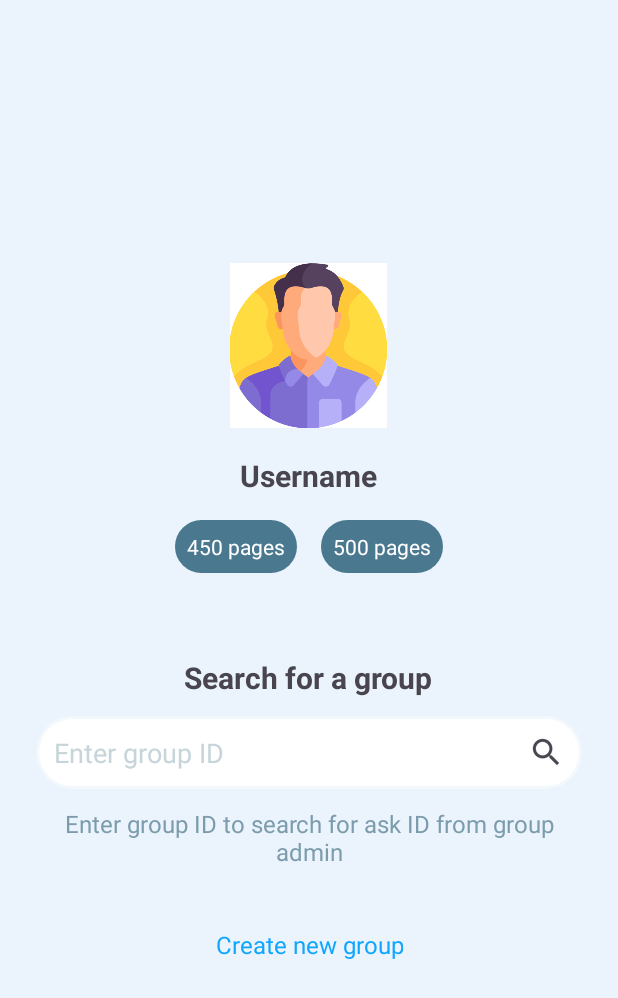
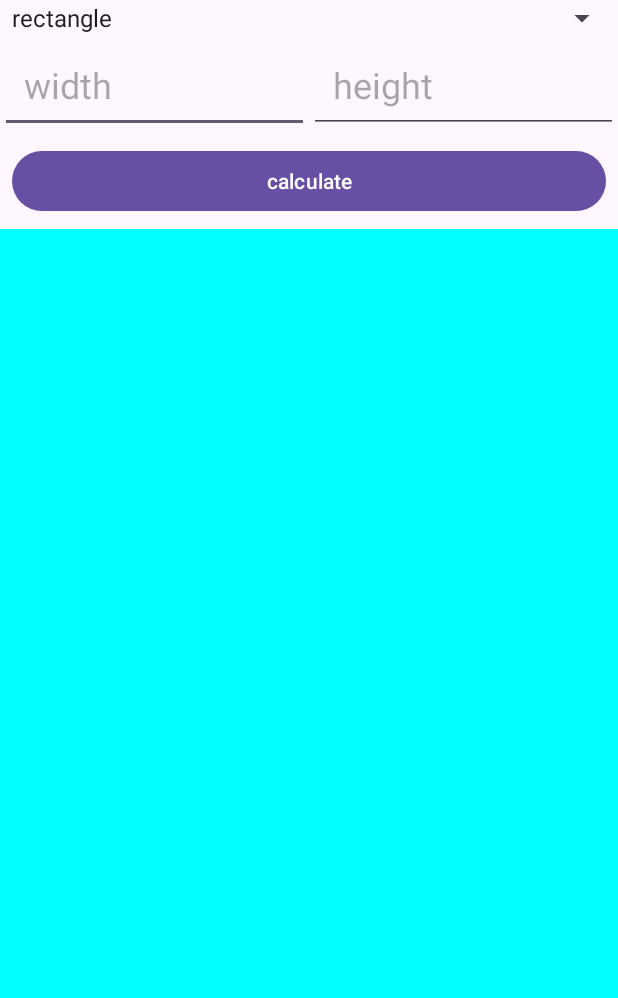
Before and after one commit to IsmailAlamir/partApp, an Android app: the screen it shows after launch (MainActivity before the commit, Areas after it), on a phone screen of 412 x 824 dp. Shown: the top 998 px of the screen. Run offline under Robolectric (Android 15) with nearby library versions, the phone set to English and light mode, and no system bars.

Commit message:
ADD : area activity

```diff
--- a/app/src/main/AndroidManifest.xml
+++ b/app/src/main/AndroidManifest.xml
@@ -13,13 +13,19 @@
         android:theme="@style/Theme.PartApp"
         tools:targetApi="31">
         <activity
+            android:name=".Areas"
+            android:exported="true" >
+
+        <intent-filter>
+            <action android:name="android.intent.action.MAIN" />
+
+            <category android:name="android.intent.category.LAUNCHER" />
+        </intent-filter>
+
+        </activity>
+        <activity
             android:name=".MainActivity"
             android:exported="true">
-            <intent-filter>
-                <action android:name="android.intent.action.MAIN" />
-
-                <category android:name="android.intent.category.LAUNCHER" />
-            </intent-filter>
         </activity>
     </application>
 
--- /dev/null
+++ b/app/src/main/java/com/example/partapp/Areas.java
@@ -0,0 +1,93 @@
+package com.example.partapp;
+
+import androidx.appcompat.app.AppCompatActivity;
+
+import android.os.Bundle;
+import android.view.View;
+import android.widget.Adapter;
+import android.widget.AdapterView;
+import android.widget.Button;
+import android.widget.EditText;
+import android.widget.Spinner;
+import android.widget.TextView;
+
+public class Areas extends AppCompatActivity {
+
+    @Override
+    protected void onCreate(Bundle savedInstanceState) {
+        super.onCreate(savedInstanceState);
+        setContentView(R.layout.activity_areas);
+
+        Spinner sp_shapes= findViewById(R.id.area_sp_shapes);
+        EditText et_rectangle_width= findViewById(R.id.areas_et_rectangle_width);
+        EditText et_rectangle_height= findViewById(R.id.areas_et_rectangle_height);
+        EditText et_triangle_base= findViewById(R.id.areas_et_triangle_base);
+        EditText et_triangle_height= findViewById(R.id.areas_et_triangle_height);
+        EditText et_circle_radius= findViewById(R.id.areas_et_circle_radius);
+        TextView tv_result = findViewById(R.id.areas_tv_result);
+        Button btn_calculate = findViewById(R.id.areas_btn_calculate);
+
+        sp_shapes.setOnItemSelectedListener(new AdapterView.OnItemSelectedListener() {
+            @Override
+            public void onItemSelected(AdapterView<?> parent, View view, int position, long id) {
+
+                switch(position){
+                    case 0:
+                        et_rectangle_width.setVisibility(View.VISIBLE);
+                        et_rectangle_height.setVisibility(View.VISIBLE);
+                        et_triangle_base.setVisibility(View.GONE);
+                        et_triangle_height.setVisibility(View.GONE);
+                        et_circle_radius.setVisibility(View.GONE);
+                        break;
+                    case 1:
+                        et_rectangle_width.setVisibility(View.GONE);
+                        et_rectangle_height.setVisibility(View.GONE);
+                        et_triangle_base.setVisibility(View.VISIBLE);
+                        et_triangle_height.setVisibility(View.VISIBLE);
+                        et_circle_radius.setVisibility(View.GONE);
+                        break;
+                    case 2:
+                        et_rectangle_width.setVisibility(View.GONE);
+                        et_rectangle_height.setVisibility(View.GONE);
+                        et_triangle_base.setVisibility(View.GONE);
+                        et_triangle_height.setVisibility(View.GONE);
+                        et_circle_radius.setVisibility(View.VISIBLE);
+                        break;
+
+                }
+            }
+
+            @Override
+            public void onNothingSelected(AdapterView<?> parent) {
+
+            }
+        });
+
+        btn_calculate.setOnClickListener(new View.OnClickListener() {
+            @Override
+            public void onClick(View v) {
+                double area =0;
+                switch (sp_shapes.getSelectedItemPosition()){
+                    case 0 :
+                        double rec_width= Double.parseDouble(et_rectangle_width.getText().toString());
+                        double rec_height= Double.parseDouble(et_rectangle_height.getText().toString());
+                        area = rec_width * rec_height;
+                        break;
+                    case 1 :
+                        double triangle_base= Double.parseDouble(et_triangle_base.getText().toString());
+                        double triangle_height= Double.parseDouble(et_triangle_height.getText().toString());
+                        area = 0.5 * triangle_base *triangle_height;
+                        break;
+
+                    case 2 :
+                        double radius= Double.parseDouble(et_circle_radius.getText().toString());
+                        area =Math.PI * Math.pow(radius,2);
+                        break;
+
+                }
+                tv_result.setText(area+"");
+            }
+        });
+
+    }
+}
--- /dev/null
+++ b/app/src/main/res/layout/activity_areas.xml
@@ -0,0 +1,101 @@
+<?xml version="1.0" encoding="utf-8"?>
+<LinearLayout xmlns:android="http://schemas.android.com/apk/res/android"
+    xmlns:app="http://schemas.android.com/apk/res-auto"
+    xmlns:tools="http://schemas.android.com/tools"
+    android:layout_width="match_parent"
+    android:layout_height="match_parent"
+    android:orientation="vertical"
+    tools:context=".Areas">
+
+    <Spinner
+        android:id="@+id/area_sp_shapes"
+        android:layout_width="match_parent"
+        android:layout_height="wrap_content"
+        android:entries="@array/shapes" />
+
+
+    <LinearLayout
+        android:layout_width="match_parent"
+        android:layout_height="wrap_content"
+        android:orientation="horizontal">
+
+        <EditText
+            android:id="@+id/areas_et_rectangle_width"
+            android:layout_width="wrap_content"
+            android:layout_height="wrap_content"
+            android:layout_weight="1"
+            android:ems="10"
+            android:hint="width"
+            android:inputType="numberDecimal"
+            android:padding="16dp"
+            android:textSize="24sp" />
+
+        <EditText
+            android:id="@+id/areas_et_rectangle_height"
+            android:layout_width="wrap_content"
+            android:layout_height="wrap_content"
+            android:layout_weight="1"
+            android:ems="10"
+            android:hint="height"
+            android:inputType="numberDecimal"
+            android:padding="16dp"
+            android:textSize="24sp" />
+    </LinearLayout>
+
+
+    <EditText
+        android:id="@+id/areas_et_circle_radius"
+        android:layout_width="match_parent"
+        android:layout_height="wrap_content"
+        android:ems="10"
+        android:hint="radius"
+        android:inputType="text"
+        android:padding="16dp"
+        android:textSize="24sp" />
+
+
+    <LinearLayout
+        android:layout_width="match_parent"
+        android:layout_height="wrap_content"
+        android:orientation="horizontal">
+
+        <EditText
+            android:id="@+id/areas_et_triangle_base"
+            android:layout_width="wrap_content"
+            android:layout_height="wrap_content"
+            android:layout_weight="1"
+            android:ems="10"
+            android:hint="base"
+            android:inputType="numberDecimal"
+            android:padding="16dp"
+            android:textSize="24sp" />
+
+        <EditText
+            android:id="@+id/areas_et_triangle_height"
+            android:layout_width="wrap_content"
+            android:layout_height="wrap_content"
+            android:layout_weight="1"
+            android:ems="10"
+            android:hint="height"
+            android:inputType="numberDecimal"
+            android:padding="16dp"
+            android:textSize="24sp" />
+    </LinearLayout>
+
+    <Button
+        android:id="@+id/areas_btn_calculate"
+        android:layout_width="match_parent"
+        android:layout_height="wrap_content"
+        android:text="calculate"
+        android:layout_margin="8dp"/>
+
+    <TextView
+        android:id="@+id/areas_tv_result"
+        android:layout_width="match_parent"
+        android:layout_height="match_parent"
+        android:gravity="center"
+        android:text=""
+        android:background="#00FFFF"
+        android:textSize="50sp"
+        android:textColor="@color/white"/>
+</LinearLayout>
--- a/app/src/main/res/values/strings.xml
+++ b/app/src/main/res/values/strings.xml
@@ -7,5 +7,9 @@
     <string name="groups_tv_search_hint2">Enter group ID to search for ask ID from group admin</string>
     <string name="groups_tv_username">Username</string>
     <string name="groups_tv_createNewGroup">Create new group</string>
-
+    <string-array name="shapes" >
+        <item>rectangle</item>
+        <item>triangle</item>
+        <item>circle</item>
+    </string-array>
 </resources>
```
